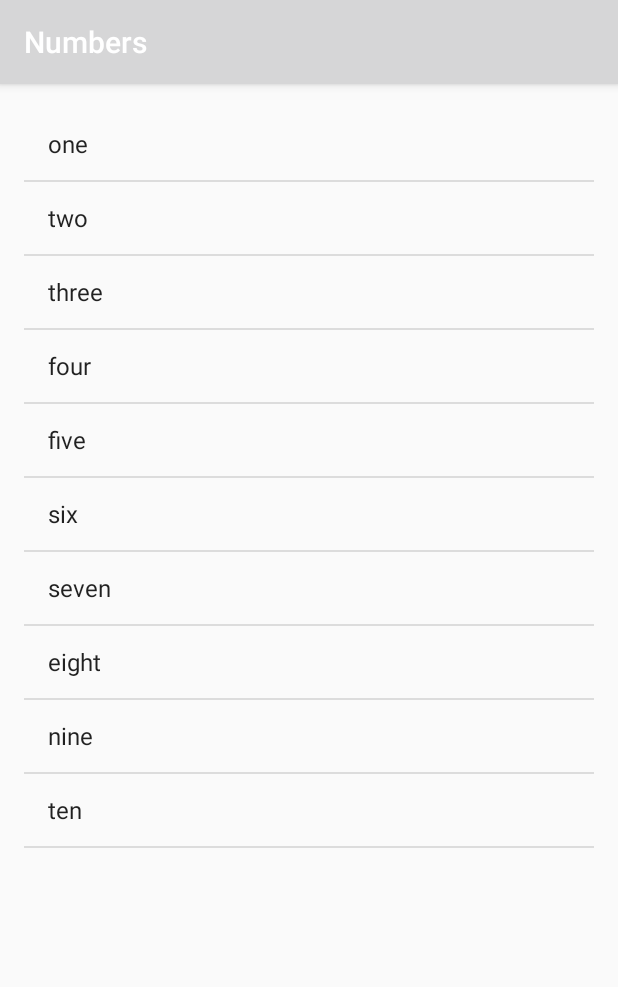
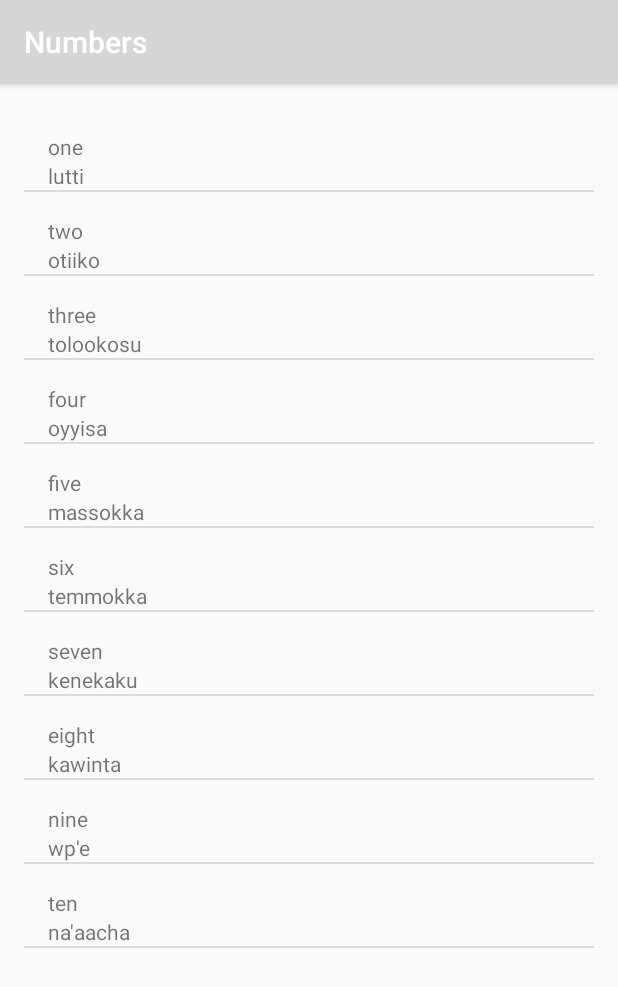
Before and after one commit to anantprsd5/MiwokApp, an Android app: the screen it shows after launch (NumbersActivity), after a tap on "Numbers", on a phone screen of 412 x 824 dp. Shown: the top 987 px of the screen. Run offline under Robolectric (Android 15) with nearby library versions, the light colour scheme and no system bars.

Commit message:
Custom Array Adapter

```diff
--- a/app/src/main/java/com/example/android/miwokapp/NumbersActivity.java
+++ b/app/src/main/java/com/example/android/miwokapp/NumbersActivity.java
@@ -4,6 +4,9 @@ import android.os.Bundle;
 import android.support.v7.app.AppCompatActivity;
 import android.widget.ArrayAdapter;
 import android.widget.ListView;
+import android.widget.TextView;
+
+import org.w3c.dom.Text;
 
 import java.util.ArrayList;
 
@@ -15,25 +18,26 @@ public class NumbersActivity extends AppCompatActivity {
         setContentView(R.layout.activity_numbers);
 
         // Create a list of words
-        ArrayList<String> words = new ArrayList<String>();
-        words.add("one");
-        words.add("two");
-        words.add("three");
-        words.add("four");
-        words.add("five");
-        words.add("six");
-        words.add("seven");
-        words.add("eight");
-        words.add("nine");
-        words.add("ten");
+        ArrayList<Word> words = new ArrayList<Word>();
+        words.add(new Word("one","lutti"));
+        words.add(new Word("two","otiiko"));
+        words.add(new Word("three","tolookosu"));
+        words.add(new Word("four","oyyisa"));
+        words.add(new Word("five","massokka"));
+        words.add(new Word("six","temmokka"));
+        words.add(new Word("seven","kenekaku"));
+        words.add(new Word("eight","kawinta"));
+        words.add(new Word("nine","wp'e"));
+        words.add(new Word("ten","na'aacha"));
+
 
         // Create an {@link ArrayAdapter}, whose data source is a list of Strings. The
         // adapter knows how to create layouts for each item in the list, using the
         // simple_list_item_1.xml layout resource defined in the Android framework.
         // This list item layout contains a single {@link TextView}, which the adapter will set to
         // display a single word.
-        ArrayAdapter<String> itemsAdapter =
-                new ArrayAdapter<String>(this, android.R.layout.simple_list_item_1, words);
+        WordAdapter Adapter =
+                new WordAdapter(this, words);
 
         // Find the {@link ListView} object in the view hierarchy of the {@link Activity}.
         // There should be a {@link ListView} with the view ID called list, which is declared in the
@@ -44,6 +48,6 @@ public class NumbersActivity extends AppCompatActivity {
         // {@link ListView} will display list items for each word in the list of words.
         // Do this by calling the setAdapter method on the {@link ListView} object and pass in
         // 1 argument, which is the {@link ArrayAdapter} with the variable name itemsAdapter.
-        listView.setAdapter(itemsAdapter);
+        listView.setAdapter(Adapter);
     }
 }
--- a/app/src/main/java/com/example/android/miwokapp/Word.java
+++ b/app/src/main/java/com/example/android/miwokapp/Word.java
@@ -1,33 +1,25 @@
 package com.example.android.miwokapp;
 
-import static android.os.Build.VERSION_CODES.M;
-
 /**
- * Created by saurav on 12/1/17.
+ * Created by anant on 26/1/17.
  */
 
 public class Word {
+    private String mDefaultTranslation;
 
-    private String mDefaultTranslation;
-    private String mMiwokkTransaltion;
+    private String mMiwokTrasnaltion;
 
-
-    public Word(String DefaultTranslation, String MiwokkTranslation){
-
-        mDefaultTranslation = DefaultTranslation;
-        mMiwokkTransaltion = MiwokkTranslation;
+    public Word(String defaultTranslation, String miwokTrasnaltion){
+        mDefaultTranslation = defaultTranslation;
+        mMiwokTrasnaltion = miwokTrasnaltion;
 
     }
 
-
     public String getDefaultTranslation(){
-
         return mDefaultTranslation;
-
     }
 
-    public String getMiwokkTransaltion(){
-
-        return mMiwokkTransaltion;
+    public String getMiwokTrasnaltion(){
+        return mMiwokTrasnaltion;
     }
 }
--- /dev/null
+++ b/app/src/main/java/com/example/android/miwokapp/WordAdapter.java
@@ -0,0 +1,51 @@
+package com.example.android.miwokapp;
+
+import android.app.Activity;
+import android.support.annotation.NonNull;
+import android.view.LayoutInflater;
+import android.view.View;
+import android.view.ViewGroup;
+import android.widget.ArrayAdapter;
+import android.widget.ImageView;
+import android.widget.TextView;
+
+import java.util.ArrayList;
+
+/**
+ * Created by anant on 26/1/17.
+ */
+
+public class WordAdapter extends ArrayAdapter<Word> {
+
+    private static final String LOG_TAG = WordAdapter.class.getSimpleName();
+
+    public WordAdapter(Activity context, ArrayList<Word> words){
+        super(context, 0, words);
+    }
+
+
+
+
+    @NonNull
+    @Override
+    public View getView(int position, View convertView, ViewGroup parent) {
+        View listItemView = convertView;
+        if(listItemView == null){
+            listItemView= LayoutInflater.from(getContext()).inflate(R.layout.list_item,parent,false);
+        }
+
+        Word currentAndroidFlavor = getItem(position);
+
+        // Find the TextView in the list_item.xml layout with the ID version_name
+        TextView nameTextView = (TextView) listItemView.findViewById(R.id.default_text_view);
+        // Get the version name from the current AndroidFlavor object and
+        // set this text on the name TextView
+        nameTextView.setText(currentAndroidFlavor.getDefaultTranslation());
+
+        TextView name1TextView = (TextView) listItemView.findViewById(R.id.miwok_text_view);
+        // Get the version name from the current AndroidFlavor object and
+        // set this text on the name TextView
+        name1TextView.setText(currentAndroidFlavor.getMiwokTrasnaltion());
+        return listItemView;
+    }
+}
```
